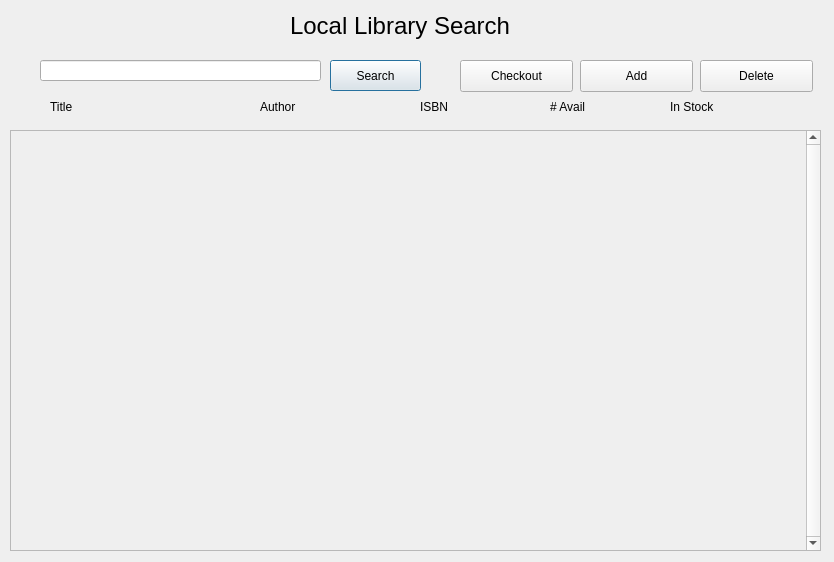
Before: the Qt Designer form LibrarySystem/authorizedwindow.ui in josfire18/LibrarySystem, drawn with Qt 5.
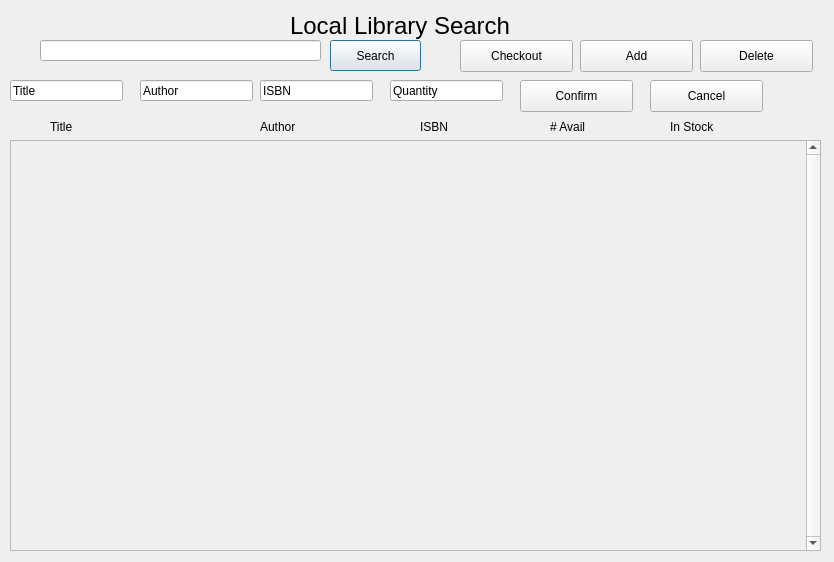
After: the same form once the commit is applied.

Commit message: Add Books Functionality

```diff
--- a/LibrarySystem/authorizedwindow.ui
+++ b/LibrarySystem/authorizedwindow.ui
@@ -17,7 +17,7 @@
    <property name="geometry">
     <rect>
      <x>260</x>
-     <y>100</y>
+     <y>120</y>
      <width>47</width>
      <height>13</height>
     </rect>
@@ -30,7 +30,7 @@
    <property name="geometry">
     <rect>
      <x>330</x>
-     <y>60</y>
+     <y>40</y>
      <width>91</width>
      <height>31</height>
     </rect>
@@ -46,7 +46,7 @@
    <property name="geometry">
     <rect>
      <x>50</x>
-     <y>100</y>
+     <y>120</y>
      <width>47</width>
      <height>13</height>
     </rect>
@@ -59,7 +59,7 @@
    <property name="geometry">
     <rect>
      <x>550</x>
-     <y>100</y>
+     <y>120</y>
      <width>47</width>
      <height>13</height>
     </rect>
@@ -72,7 +72,7 @@
    <property name="geometry">
     <rect>
      <x>40</x>
-     <y>60</y>
+     <y>40</y>
      <width>281</width>
      <height>21</height>
     </rect>
@@ -100,7 +100,7 @@
    <property name="geometry">
     <rect>
      <x>670</x>
-     <y>100</y>
+     <y>120</y>
      <width>60</width>
      <height>13</height>
     </rect>
@@ -113,7 +113,7 @@
    <property name="geometry">
     <rect>
      <x>420</x>
-     <y>100</y>
+     <y>120</y>
      <width>47</width>
      <height>13</height>
     </rect>
@@ -126,9 +126,9 @@
    <property name="geometry">
     <rect>
      <x>10</x>
-     <y>130</y>
+     <y>140</y>
      <width>811</width>
-     <height>421</height>
+     <height>411</height>
     </rect>
    </property>
    <property name="verticalScrollBarPolicy">
@@ -142,8 +142,8 @@
      <rect>
       <x>0</x>
       <y>0</y>
-      <width>792</width>
-      <height>419</height>
+      <width>794</width>
+      <height>409</height>
      </rect>
     </property>
    </widget>
@@ -152,7 +152,7 @@
    <property name="geometry">
     <rect>
      <x>580</x>
-     <y>60</y>
+     <y>40</y>
      <width>113</width>
      <height>32</height>
     </rect>
@@ -165,7 +165,7 @@
    <property name="geometry">
     <rect>
      <x>700</x>
-     <y>60</y>
+     <y>40</y>
      <width>113</width>
      <height>32</height>
     </rect>
@@ -178,7 +178,7 @@
    <property name="geometry">
     <rect>
      <x>460</x>
-     <y>60</y>
+     <y>40</y>
      <width>113</width>
      <height>32</height>
     </rect>
@@ -187,6 +187,87 @@
     <string>Checkout</string>
    </property>
   </widget>
+  <widget class="QLineEdit" name="NewBook_Title">
+   <property name="geometry">
+    <rect>
+     <x>10</x>
+     <y>80</y>
+     <width>113</width>
+     <height>21</height>
+    </rect>
+   </property>
+   <property name="text">
+    <string>Title</string>
+   </property>
+  </widget>
+  <widget class="QLineEdit" name="NewBook_Author">
+   <property name="geometry">
+    <rect>
+     <x>140</x>
+     <y>80</y>
+     <width>113</width>
+     <height>21</height>
+    </rect>
+   </property>
+   <property name="text">
+    <string>Author</string>
+   </property>
+  </widget>
+  <widget class="QLineEdit" name="NewBook_ISBN">
+   <property name="geometry">
+    <rect>
+     <x>260</x>
+     <y>80</y>
+     <width>113</width>
+     <height>21</height>
+    </rect>
+   </property>
+   <property name="text">
+    <string>ISBN</string>
+   </property>
+   <property name="placeholderText">
+    <string/>
+   </property>
+  </widget>
+  <widget class="QLineEdit" name="NewBook_Quantity">
+   <property name="geometry">
+    <rect>
+     <x>390</x>
+     <y>80</y>
+     <width>113</width>
+     <height>21</height>
+    </rect>
+   </property>
+   <property name="text">
+    <string>Quantity</string>
+   </property>
+  </widget>
+  <widget class="QPushButton" name="NewBook_Confirm">
+   <property name="geometry">
+    <rect>
+     <x>520</x>
+     <y>80</y>
+     <width>113</width>
+     <height>32</height>
+    </rect>
+   </property>
+   <property name="text">
+    <string>Confirm</string>
+   </property>
+  </widget>
+  <widget class="QPushButton" name="NewBook_Cancel">
+   <property name="geometry">
+    <rect>
+     <x>650</x>
+     <y>80</y>
+     <width>113</width>
+     <height>32</height>
+    </rect>
+   </property>
+   <property name="text">
+    <string>Cancel</string>
+   </property>
+  </widget>
  </widget>
  <resources/>
  <connections/>
```
The commit also changes 6 other files.
